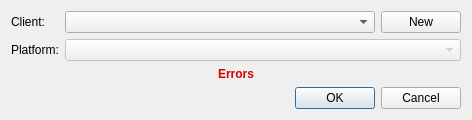
This is src/gui/ui/newinstancedialog.ui in smalbadger/social as Qt 5 draws it before an edit. The edited form follows.
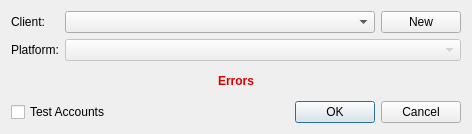
This is the edited form.

Patch:
```diff
--- a/src/gui/ui/newinstancedialog.ui
+++ b/src/gui/ui/newinstancedialog.ui
@@ -7,7 +7,7 @@
     <x>0</x>
     <y>0</y>
     <width>472</width>
-    <height>118</height>
+    <height>134</height>
    </rect>
   </property>
   <property name="windowTitle">
@@ -16,8 +16,8 @@
   <property name="sizeGripEnabled">
    <bool>false</bool>
   </property>
-  <layout class="QVBoxLayout" name="verticalLayout">
-   <item>
+  <layout class="QGridLayout" name="gridLayout">
+   <item row="0" column="0">
     <layout class="QFormLayout" name="formLayout">
      <item row="0" column="0">
       <widget class="QLabel" name="label">
@@ -78,7 +78,7 @@
      </item>
     </layout>
    </item>
-   <item>
+   <item row="1" column="0">
     <widget class="QLabel" name="errorLabel">
      <property name="palette">
       <palette>
@@ -131,6 +131,15 @@
      </property>
     </widget>
    </item>
+   <item row="2" column="0">
+    <layout class="QHBoxLayout" name="horizontalLayout_2">
+     <item>
+      <widget class="QCheckBox" name="testAccountsBox">
+       <property name="text">
+        <string>Test Accounts</string>
+       </property>
+      </widget>
+     </item>
    <item>
     <widget class="QDialogButtonBox" name="buttonBox">
      <property name="orientation">
@@ -140,6 +149,8 @@
       <set>QDialogButtonBox::Cancel|QDialogButtonBox::Ok</set>
      </property>
     </widget>
+     </item>
+    </layout>
    </item>
   </layout>
  </widget>
```
Lines whose indentation alone changed are shown as unchanged.
